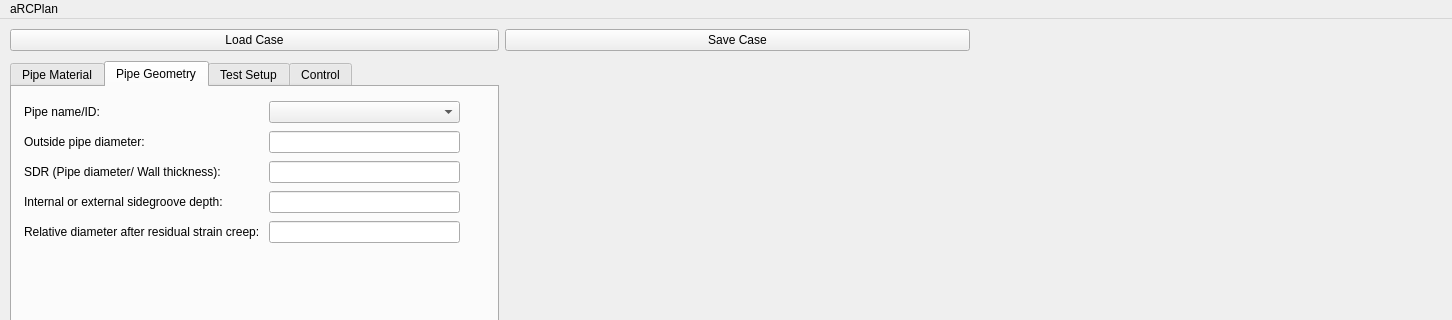
Before: the Qt Designer form guimain.ui in FraserEdwards/aRCPlanQt, drawn with Qt 5; both pictures show x 0 to 1452 and y 0 to 320 of the 1452 by 704 pixel window.
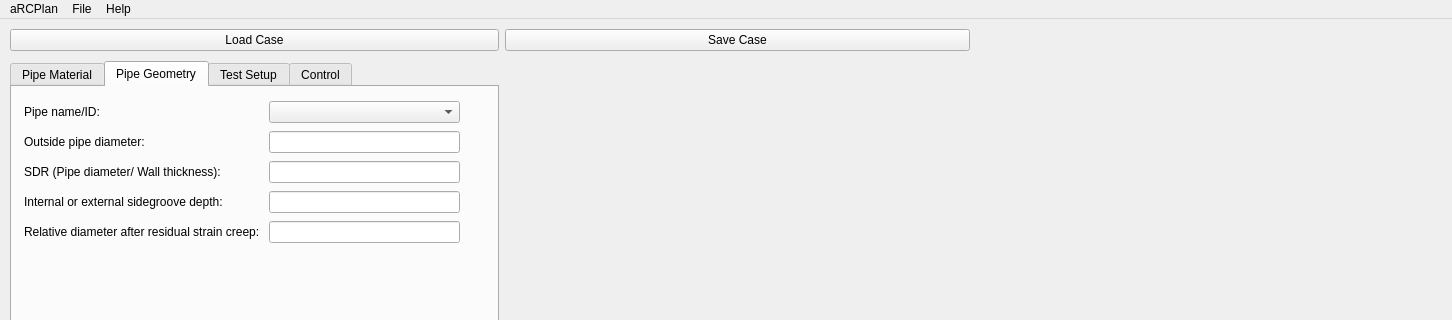
After: the same form once the commit is applied. Custom widgets are drawn as their Qt base class.

The edit to the form file:
```diff
--- a/guimain.ui
+++ b/guimain.ui
@@ -557,8 +557,23 @@
     <property name="title">
      <string>aRCPlan</string>
     </property>
+    <addaction name="actionAbout"/>
+   </widget>
+   <widget class="QMenu" name="menu_Parameters">
+    <property name="title">
+     <string>File</string>
+    </property>
+    <addaction name="action_Load"/>
+    <addaction name="action_Save"/>
+   </widget>
+   <widget class="QMenu" name="menuHelp">
+    <property name="title">
+     <string>Help</string>
+    </property>
    </widget>
    <addaction name="menuARCPlan"/>
+   <addaction name="menu_Parameters"/>
+   <addaction name="menuHelp"/>
   </widget>
   <widget class="QStatusBar" name="statusBar"/>
  </widget>
```
Left out of the diff: 17 changed lines with no effect on the pictures.
